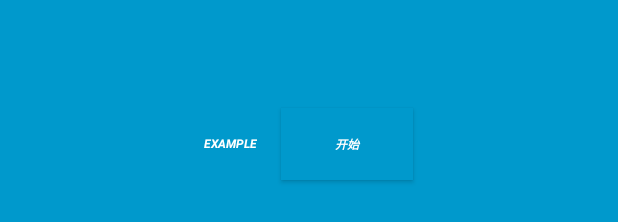
After one commit to icookingcode/AppFrame, an Android app: the layout new_app_widget.xml on its own in the app's theme, with its tools: preview values and no code run, on a phone screen of 412 x 824 dp. The commit adds this screen. Shown: the part 474-696 px from the top of the screen. Run offline under Robolectric (Android 15) with nearby library versions, the phone set to English and light mode, and no system bars.

Commit message:
AppWidget的创建

```diff
--- a/app/src/main/java/com/hnhy/epapp/mvp/ui/activity/interact/ActivityReceiver.java
+++ b/app/src/main/java/com/hnhy/epapp/mvp/ui/activity/interact/ActivityReceiver.java
@@ -38,7 +38,7 @@ public class ActivityReceiver extends AppCompatActivity {
         Intent intent = getIntent();
         // Figure out what to do based on the intent type
         if (intent.getType() != null) {
-            if (intent.getType().indexOf("image/") != -1) {
+            if (intent.getType().contains("image/")) {
                 // Handle intents with image data ...
                 ClipData clipData = intent.getClipData();
                 StringBuilder stringBuilder = new StringBuilder();
--- /dev/null
+++ b/app/src/main/res/layout/new_app_widget.xml
@@ -0,0 +1,36 @@
+<RelativeLayout xmlns:android="http://schemas.android.com/apk/res/android"
+    android:layout_width="match_parent"
+    android:layout_height="match_parent"
+    android:background="#09C"
+    android:gravity="center"
+    android:padding="@dimen/widget_margin">
+
+    <TextView
+        android:id="@+id/appwidget_text"
+        android:layout_width="wrap_content"
+        android:layout_height="wrap_content"
+        android:layout_centerVertical="true"
+        android:layout_margin="8dp"
+        android:background="#09C"
+        android:contentDescription="@string/appwidget_text"
+        android:text="@string/appwidget_text"
+        android:textColor="#ffffff"
+        android:textSize="8sp"
+        android:textStyle="bold|italic" />
+
+    <Button
+        android:id="@+id/appwidget_btn"
+        android:layout_width="wrap_content"
+        android:layout_height="wrap_content"
+        android:layout_centerVertical="true"
+        android:layout_margin="8dp"
+        android:layout_marginLeft="@dimen/dimen_10dp"
+        android:layout_toRightOf="@+id/appwidget_text"
+        android:background="#09C"
+        android:contentDescription="@string/appwidget_text"
+        android:text="开始"
+        android:textColor="#ffffff"
+        android:textSize="8sp"
+        android:textStyle="bold|italic" />
+
+</RelativeLayout>
--- a/app/src/main/res/values/dimens.xml
+++ b/app/src/main/res/values/dimens.xml
@@ -47,4 +47,10 @@
     <dimen name="dimen_100dp">100dp</dimen>
     <dimen name="dimen_160dp">160dp</dimen>
     <dimen name="avatar_size">100dp</dimen>
+
+    <!--
+Refer to App Widget Documentation for margin information
+http://developer.android.com/guide/topics/appwidgets/index.html#CreatingLayout
+    -->
+    <dimen name="widget_margin">8dp</dimen>
 </resources>
--- a/app/src/main/res/values/strings.xml
+++ b/app/src/main/res/values/strings.xml
@@ -23,4 +23,6 @@
     <string name="compose_shortcut_short_label1">short</string>
     <string name="compose_shortcut_long_label1">跳到接收Activity</string>
     <string name="compose_disabled_message1">disabled</string>
+    <string name="appwidget_text">EXAMPLE</string>
+    <string name="add_widget">Add widget</string>
 </resources>
```
Also changed, not shown: app/src/main/AndroidManifest.xml (+12 -1 lines), app/src/main/java/com/hnhy/epapp/NewAppWidget.java (added, +51 -0 lines), app/src/main/res/values-v14/dimens.xml (added, +10 -0 lines), app/src/main/res/xml/new_app_widget_info.xml (added, +10 -0 lines), app/src/main/res/drawable-nodpi/example_appwidget_preview.png (added), 1 other file.
